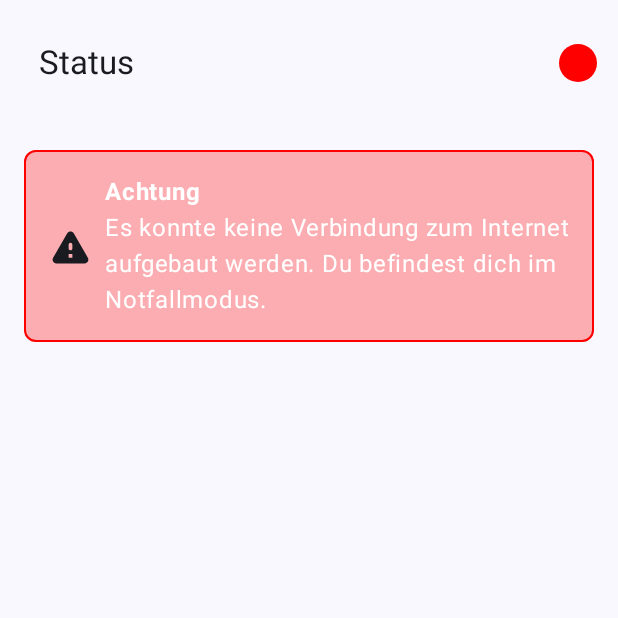
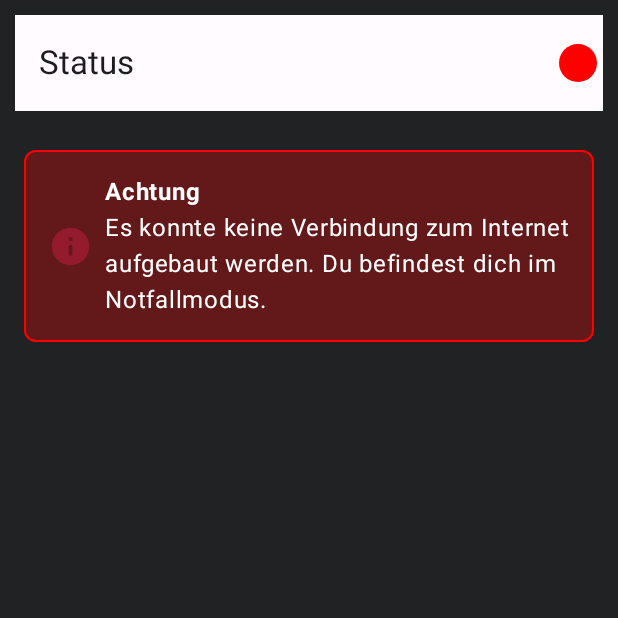
Before and after one commit to benstrobel/hackatum-muc-warn, an Android app built with Jetpack Compose: the screen it shows after launch (MainActivity), on a phone screen of 412 x 824 dp, the top half of it. Run offline under Robolectric (Android 15) with nearby library versions, the light colour scheme and no system bars.

Commit message:
Added BackgroundColor

```diff
--- a/app/src/main/java/com/example/muc_warn/components/IndicatorTopBar.kt
+++ b/app/src/main/java/com/example/muc_warn/components/IndicatorTopBar.kt
@@ -21,7 +21,7 @@ import androidx.compose.ui.unit.dp
 @OptIn(ExperimentalMaterial3Api::class)
 @Composable
 fun IndicatorTopBar(isNetworkAvailable: MutableState<Boolean>, title: String) {
-    TopAppBar(modifier = Modifier.fillMaxWidth().padding(10.dp) ,title = { Text(text = title) }, actions = { StatusIndicator(isNetworkAvailable = isNetworkAvailable) })
+    TopAppBar(modifier = Modifier.fillMaxWidth().padding(10.dp),title = { Text(text = title) }, actions = { StatusIndicator(isNetworkAvailable = isNetworkAvailable) })
 }
 
 @Composable
--- /dev/null
+++ b/app/src/main/java/com/example/muc_warn/components/WarningCard.kt
@@ -0,0 +1,61 @@
+package com.example.muc_warn.components
+
+import androidx.compose.foundation.background
+import androidx.compose.foundation.border
+import androidx.compose.foundation.layout.Column
+import androidx.compose.foundation.layout.Row
+import androidx.compose.foundation.layout.Spacer
+import androidx.compose.foundation.layout.fillMaxWidth
+import androidx.compose.foundation.layout.padding
+import androidx.compose.foundation.layout.size
+import androidx.compose.foundation.layout.width
+import androidx.compose.foundation.shape.RoundedCornerShape
+import androidx.compose.material.icons.Icons
+import androidx.compose.material.icons.rounded.Info
+import androidx.compose.material.icons.rounded.Warning
+import androidx.compose.material3.Icon
+import androidx.compose.material3.Text
+import androidx.compose.runtime.Composable
+import androidx.compose.ui.Alignment
+import androidx.compose.ui.Modifier
+import androidx.compose.ui.graphics.Color
+import androidx.compose.ui.text.font.FontWeight
+import androidx.compose.ui.unit.dp
+
+@Composable
+fun WarningCard(title: String, subtitle: String) {
+    Column {
+        Row(
+            modifier = Modifier
+                .fillMaxWidth()
+                .background(Color.Red.copy(alpha = 0.3f), shape = RoundedCornerShape(8.dp)) // Red background with opacity
+                .border(1.dp, Color.Red, shape = RoundedCornerShape(8.dp)) // Red border
+                .padding(16.dp),
+            verticalAlignment = Alignment.CenterVertically
+        ) {
+            Icon(
+                Icons.Rounded.Info, // Replace with your icon resource
+                contentDescription = null, // Provide a content description for accessibility
+                modifier = Modifier.size(30.dp) // Adjust the size of the icon as needed
+            )
+
+            Spacer(modifier = Modifier.width(8.dp)) // Add some space between the icon and text
+
+            Column(
+                modifier = Modifier.align(Alignment.CenterVertically)
+            ) {
+                Text(
+                    text = title,
+                    color = Color.White, // Text color
+                    fontWeight = FontWeight.Bold, // Text style
+                )
+
+                Text(
+                    text = subtitle,
+                    color = Color.White, // Text color
+                    fontWeight = FontWeight.Normal, // Text style
+                )
+            }
+        }
+    }
+}
--- a/app/src/main/java/com/example/muc_warn/ui/theme/Color.kt
+++ b/app/src/main/java/com/example/muc_warn/ui/theme/Color.kt
@@ -5,6 +5,7 @@ import androidx.compose.ui.graphics.Color
 val Purple80 = Color(0xFFD0BCFF)
 val PurpleGrey80 = Color(0xFFCCC2DC)
 val Pink80 = Color(0xFFEFB8C8)
+val CardBackground = Color(0xFF941A2E)
 
 val Purple40 = Color(0xFF6650a4)
 val PurpleGrey40 = Color(0xFF625b71)
--- a/app/src/main/java/com/example/muc_warn/ui/theme/Theme.kt
+++ b/app/src/main/java/com/example/muc_warn/ui/theme/Theme.kt
@@ -16,60 +16,45 @@ import androidx.compose.ui.platform.LocalContext
 import androidx.compose.ui.platform.LocalView
 import androidx.core.view.WindowCompat
 
-private val DarkColorScheme = darkColorScheme(
+private val DarkColors = darkColorScheme(
     primary = Purple80,
     secondary = PurpleGrey80,
     tertiary = Pink80,
-    background = Color(0xFF1C1B1F), // Adjusted background color
+    background = Color(0xFFEEECF1), // Adjusted background color
     surface = Color(0xFF1C1B1F), // Adjusted surface color
     onPrimary = Color.White,
     onSecondary = Color.White,
     onTertiary = Color.White,
-    onBackground = Color.White,
+    onBackground = CardBackground,
     onSurface = Color.White,
 )
 
-private val LightColorScheme = lightColorScheme(
+private val LightColors = lightColorScheme(
     primary = Purple40,
     secondary = PurpleGrey40,
     tertiary = Pink40,
-    background = Color(0xFF2196F3),
+    background = Color(0xFF202224),
     surface = Color(0xFFFFFBFE),
     onPrimary = Color.White,
     onSecondary = Color.White,
     onTertiary = Color.White,
-    onBackground = Color(0xFF1C1B1F), // Adjusted background color
+    onBackground = CardBackground, // Adjusted background color
     onSurface = Color(0xFF1C1B1F), // Adjusted surface color
 )
 
 @Composable
 fun MucWarnTheme(
-        darkTheme: Boolean = isSystemInDarkTheme(),
-        // Dynamic color is available on Android 12+
-        dynamicColor: Boolean = true,
-        content: @Composable () -> Unit
+    useDarkTheme: Boolean = isSystemInDarkTheme(),
+    content: @Composable() () -> Unit
 ) {
-    val colorScheme = when {
-        dynamicColor && Build.VERSION.SDK_INT >= Build.VERSION_CODES.S -> {
-            val context = LocalContext.current
-            if (darkTheme) dynamicDarkColorScheme(context) else dynamicLightColorScheme(context)
-        }
-
-        darkTheme -> DarkColorScheme
-        else -> LightColorScheme
-    }
-    val view = LocalView.current
-    if (!view.isInEditMode) {
-        SideEffect {
-            val window = (view.context as Activity).window
-            window.statusBarColor = colorScheme.primary.toArgb()
-            WindowCompat.getInsetsController(window, view).isAppearanceLightStatusBars = darkTheme
-        }
+    val colors = if (!useDarkTheme) {
+        LightColors
+    } else {
+        DarkColors
     }
 
     MaterialTheme(
-            colorScheme = colorScheme,
-            typography = Typography,
-            content = content
+        colorScheme = colors,
+        content = content
     )
 }
--- a/app/src/main/java/com/example/muc_warn/views/OfflineView.kt
+++ b/app/src/main/java/com/example/muc_warn/views/OfflineView.kt
@@ -24,44 +24,12 @@ import androidx.compose.ui.graphics.Color
 import androidx.compose.ui.text.font.FontWeight
 import androidx.compose.ui.tooling.preview.Preview
 import androidx.compose.ui.unit.dp
+import com.example.muc_warn.components.WarningCard
 
 @Composable
 fun OfflineView() {
     Column() {
-        Column {
-            Row(
-                modifier = Modifier
-                    .fillMaxWidth()
-                    .background(Color.Red.copy(alpha = 0.3f), shape = RoundedCornerShape(8.dp)) // Red background with opacity
-                    .border(1.dp, Color.Red, shape = RoundedCornerShape(8.dp)) // Red border
-                    .padding(16.dp),
-                verticalAlignment = Alignment.CenterVertically
-            ) {
-                Icon(
-                    Icons.Rounded.Warning, // Replace with your icon resource
-                    contentDescription = null, // Provide a content description for accessibility
-                    modifier = Modifier.size(30.dp) // Adjust the size of the icon as needed
-                )
-
-                Spacer(modifier = Modifier.width(8.dp)) // Add some space between the icon and text
-
-                Column(
-                    modifier = Modifier.align(Alignment.CenterVertically)
-                ) {
-                    Text(
-                        text = "Achtung",
-                        color = Color.White, // Text color
-                        fontWeight = FontWeight.Bold, // Text style
-                    )
-
-                    Text(
-                        text = "Es konnte keine Verbindung zum Internet aufgebaut werden. Du befindest dich im Notfallmodus.",
-                        color = Color.White, // Text color
-                        fontWeight = FontWeight.Normal, // Text style
-                    )
-                }
-            }
-        }
+        WarningCard(title = "Achtung", subtitle = "Es konnte keine Verbindung zum Internet aufgebaut werden. Du befindest dich im Notfallmodus.")
     }
 }
 
```
Also changed, not shown: app/src/main/java/com/example/muc_warn/components/AlertCard.kt (added, +92 -0 lines), app/src/main/java/com/example/muc_warn/schema/Alert.kt (added, +18 -0 lines).
